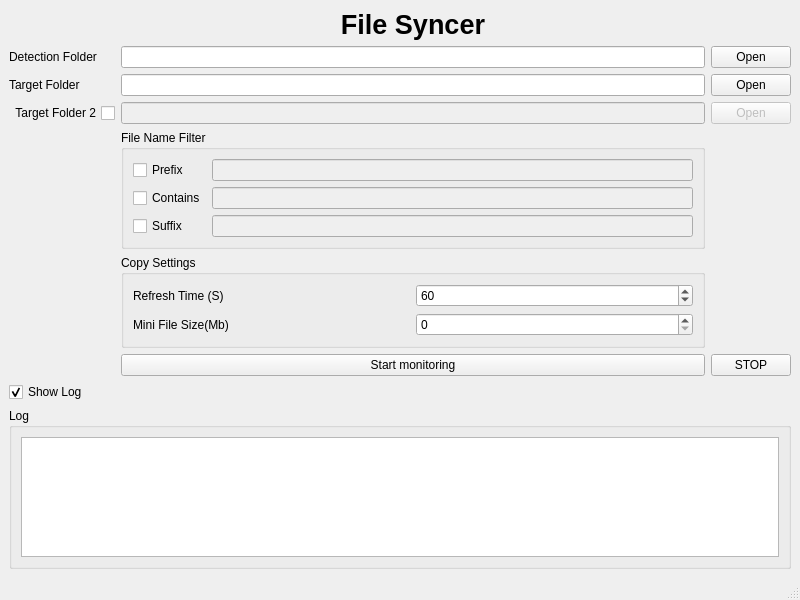
Before: the Qt Designer form file_syncer/gui/file_syncer.ui in byemaxx/file_syncer, drawn with Qt 5.
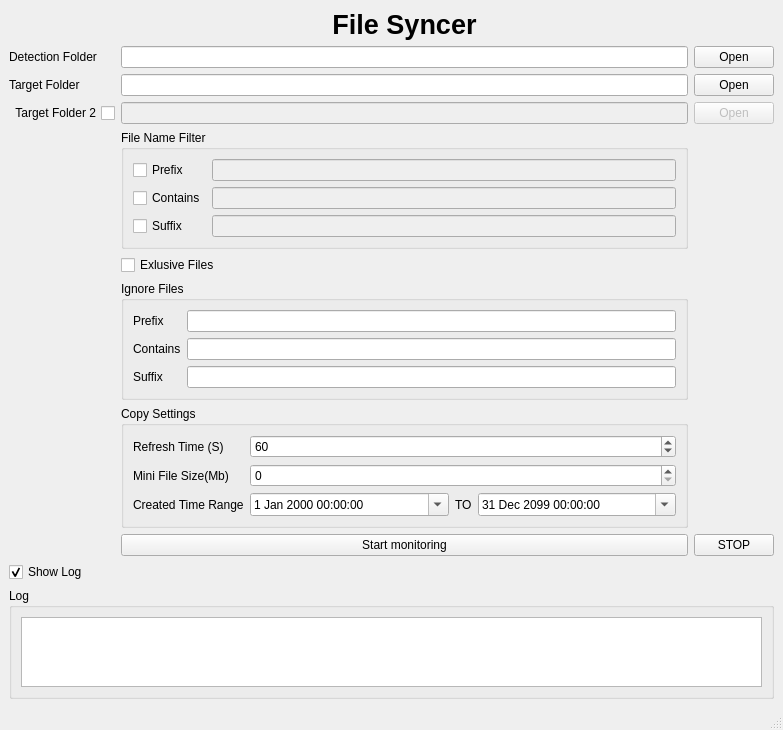
After: the same form once the commit is applied.

Commit message: - Supports file ignore by condition - Supports setting the modification time of the files to filter

```diff
--- a/file_syncer/gui/file_syncer.ui
+++ b/file_syncer/gui/file_syncer.ui
@@ -6,8 +6,8 @@
    <rect>
     <x>0</x>
     <y>0</y>
-    <width>800</width>
-    <height>600</height>
+    <width>783</width>
+    <height>705</height>
    </rect>
   </property>
   <property name="windowTitle">
@@ -17,6 +17,13 @@
    <layout class="QGridLayout" name="gridLayout_5">
     <item row="0" column="0">
      <layout class="QGridLayout" name="gridLayout">
+      <item row="1" column="0">
+       <widget class="QLabel" name="label">
+        <property name="text">
+         <string>Detection Folder</string>
+        </property>
+       </widget>
+      </item>
       <item row="0" column="1">
        <widget class="QLabel" name="label_2">
         <property name="sizePolicy">
@@ -40,15 +47,19 @@
         </property>
        </widget>
       </item>
-      <item row="1" column="0">
-       <widget class="QLabel" name="label">
+      <item row="8" column="2">
+       <widget class="QPushButton" name="pushButton_stop">
         <property name="text">
-         <string>Detection Folder</string>
+         <string>STOP</string>
         </property>
        </widget>
       </item>
-      <item row="1" column="1">
-       <widget class="QLineEdit" name="lineEdit_detection_foler"/>
+      <item row="3" column="1">
+       <widget class="QLineEdit" name="lineEdit_target_folder_2">
+        <property name="enabled">
+         <bool>false</bool>
+        </property>
+       </widget>
       </item>
       <item row="1" column="2">
        <widget class="QPushButton" name="pushButton_open_detection_folder">
@@ -57,11 +68,19 @@
         </property>
        </widget>
       </item>
-      <item row="2" column="0">
-       <widget class="QLabel" name="label_3">
-        <property name="text">
-         <string>Target Folder</string>
+      <item row="1" column="1">
+       <widget class="QLineEdit" name="lineEdit_srouce_folder"/>
+      </item>
+      <item row="10" column="0" colspan="3">
+       <widget class="QGroupBox" name="groupBox">
+        <property name="title">
+         <string>Log</string>
         </property>
+        <layout class="QGridLayout" name="gridLayout_2">
+         <item row="0" column="0">
+          <widget class="QPlainTextEdit" name="plainTextEdit_log"/>
+         </item>
+        </layout>
        </widget>
       </item>
       <item row="2" column="1">
@@ -74,36 +93,13 @@
         </property>
        </widget>
       </item>
-      <item row="3" column="0">
-       <widget class="QCheckBox" name="checkBox_enable_target_folder">
-        <property name="sizePolicy">
-         <sizepolicy hsizetype="Minimum" vsizetype="Fixed">
-          <horstretch>0</horstretch>
-          <verstretch>0</verstretch>
-         </sizepolicy>
-        </property>
-        <property name="layoutDirection">
-         <enum>Qt::RightToLeft</enum>
-        </property>
+      <item row="9" column="0">
+       <widget class="QCheckBox" name="checkBox_show_log">
         <property name="text">
-         <string>Target Folder 2</string>
+         <string>Show Log</string>
         </property>
-       </widget>
-      </item>
-      <item row="3" column="1">
-       <widget class="QLineEdit" name="lineEdit_target_folder_2">
-        <property name="enabled">
-         <bool>false</bool>
-        </property>
-       </widget>
-      </item>
-      <item row="3" column="2">
-       <widget class="QPushButton" name="pushButton_open_target_foler_2">
-        <property name="enabled">
-         <bool>false</bool>
-        </property>
-        <property name="text">
-         <string>Open</string>
+        <property name="checked">
+         <bool>true</bool>
         </property>
        </widget>
       </item>
@@ -158,14 +154,50 @@
         </layout>
        </widget>
       </item>
-      <item row="5" column="1">
+      <item row="2" column="0">
+       <widget class="QLabel" name="label_3">
+        <property name="text">
+         <string>Target Folder</string>
+        </property>
+       </widget>
+      </item>
+      <item row="3" column="0">
+       <widget class="QCheckBox" name="checkBox_enable_target_2_folder">
+        <property name="sizePolicy">
+         <sizepolicy hsizetype="Minimum" vsizetype="Fixed">
+          <horstretch>0</horstretch>
+          <verstretch>0</verstretch>
+         </sizepolicy>
+        </property>
+        <property name="layoutDirection">
+         <enum>Qt::RightToLeft</enum>
+        </property>
+        <property name="text">
+         <string>Target Folder 2</string>
+        </property>
+       </widget>
+      </item>
+      <item row="7" column="1">
        <widget class="QGroupBox" name="groupBox_3">
         <property name="title">
          <string>Copy Settings</string>
         </property>
         <layout class="QGridLayout" name="gridLayout_4">
+         <item row="1" column="1">
+          <widget class="QSpinBox" name="spinBox_mini_file_size">
+           <property name="maximum">
+            <number>999999999</number>
+           </property>
+          </widget>
+         </item>
          <item row="0" column="0">
           <widget class="QLabel" name="label_4">
+           <property name="sizePolicy">
+            <sizepolicy hsizetype="Maximum" vsizetype="Preferred">
+             <horstretch>0</horstretch>
+             <verstretch>0</verstretch>
+            </sizepolicy>
+           </property>
            <property name="text">
             <string>Refresh Time (S)</string>
            </property>
@@ -191,48 +223,135 @@
            </property>
           </widget>
          </item>
-         <item row="1" column="1">
-          <widget class="QSpinBox" name="spinBox_mini_file_size">
-           <property name="maximum">
-            <number>999999999</number>
+         <item row="2" column="0">
+          <widget class="QLabel" name="label_6">
+           <property name="text">
+            <string>Created Time Range</string>
            </property>
           </widget>
          </item>
+         <item row="2" column="1">
+          <layout class="QHBoxLayout" name="horizontalLayout">
+           <item>
+            <widget class="QDateTimeEdit" name="dateTimeEdit_file_start_time">
+             <property name="date">
+              <date>
+               <year>2000</year>
+               <month>1</month>
+               <day>1</day>
+              </date>
+             </property>
+             <property name="calendarPopup">
+              <bool>true</bool>
+             </property>
+            </widget>
+           </item>
+           <item>
+            <widget class="QLabel" name="label_7">
+             <property name="sizePolicy">
+              <sizepolicy hsizetype="Maximum" vsizetype="Preferred">
+               <horstretch>0</horstretch>
+               <verstretch>0</verstretch>
+              </sizepolicy>
+             </property>
+             <property name="text">
+              <string>TO</string>
+             </property>
+            </widget>
+           </item>
+           <item>
+            <widget class="QDateTimeEdit" name="dateTimeEdit_file_end_time">
+             <property name="date">
+              <date>
+               <year>2099</year>
+               <month>12</month>
+               <day>31</day>
+              </date>
+             </property>
+             <property name="currentSection">
+              <enum>QDateTimeEdit::YearSection</enum>
+             </property>
+             <property name="calendarPopup">
+              <bool>true</bool>
+             </property>
+            </widget>
+           </item>
+          </layout>
+         </item>
         </layout>
        </widget>
       </item>
-      <item row="6" column="1">
+      <item row="8" column="1">
        <widget class="QPushButton" name="pushButton_start">
         <property name="text">
          <string>Start monitoring</string>
         </property>
        </widget>
       </item>
-      <item row="6" column="2">
-       <widget class="QPushButton" name="pushButton_stop">
+      <item row="3" column="2">
+       <widget class="QPushButton" name="pushButton_open_target_foler_2">
+        <property name="enabled">
+         <bool>false</bool>
+        </property>
         <property name="text">
-         <string>STOP</string>
+         <string>Open</string>
         </property>
        </widget>
       </item>
-      <item row="7" column="0">
-       <widget class="QCheckBox" name="checkBox_show_log">
+      <item row="5" column="1">
+       <widget class="QCheckBox" name="checkBox_ignore_files">
         <property name="text">
-         <string>Show Log</string>
+         <string>Exlusive Files</string>
         </property>
-        <property name="checked">
-         <bool>true</bool>
-        </property>
        </widget>
       </item>
-      <item row="8" column="0" colspan="3">
-       <widget class="QGroupBox" name="groupBox">
+      <item row="6" column="1">
+       <widget class="QGroupBox" name="groupBox_4">
         <property name="title">
-         <string>Log</string>
+         <string>Ignore Files</string>
         </property>
-        <layout class="QGridLayout" name="gridLayout_2">
+        <layout class="QGridLayout" name="gridLayout_6">
+         <item row="0" column="1">
+          <widget class="QLineEdit" name="lineEdit_ignore_prefix">
+           <property name="enabled">
+            <bool>true</bool>
+           </property>
+          </widget>
+         </item>
+         <item row="1" column="1">
+          <widget class="QLineEdit" name="lineEdit_ignore_contains">
+           <property name="enabled">
+            <bool>true</bool>
+           </property>
+          </widget>
+         </item>
+         <item row="2" column="1">
+          <widget class="QLineEdit" name="lineEdit_ignore_suffix">
+           <property name="enabled">
+            <bool>true</bool>
+           </property>
+          </widget>
+         </item>
          <item row="0" column="0">
-          <widget class="QPlainTextEdit" name="plainTextEdit_log"/>
+          <widget class="QLabel" name="label_8">
+           <property name="text">
+            <string>Prefix </string>
+           </property>
+          </widget>
+         </item>
+         <item row="1" column="0">
+          <widget class="QLabel" name="label_9">
+           <property name="text">
+            <string>Contains</string>
+           </property>
+          </widget>
+         </item>
+         <item row="2" column="0">
+          <widget class="QLabel" name="label_10">
+           <property name="text">
+            <string>Suffix</string>
+           </property>
+          </widget>
          </item>
         </layout>
        </widget>
@@ -246,8 +365,8 @@
     <rect>
      <x>0</x>
      <y>0</y>
-     <width>800</width>
-     <height>21</height>
+     <width>783</width>
+     <height>23</height>
     </rect>
    </property>
   </widget>
```
Left out of the diff: 32 changed lines with no effect on the pictures. The commit also changes 4 other files.
